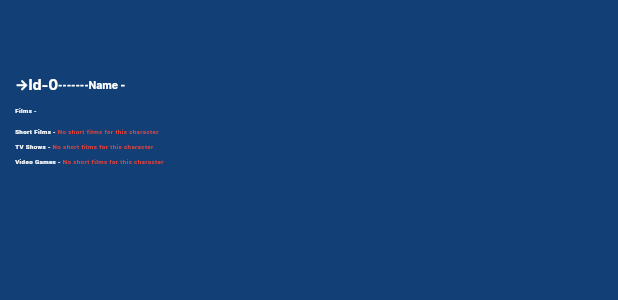
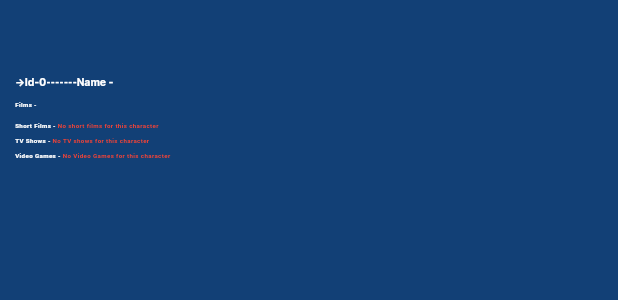
Before and after one commit to Nemil21/flutter-contest, a Flutter app: what characterWidget() shows on an empty page, opened directly with empty values, on a phone screen of 412 x 824 dp. Shown: the top 300 px of the screen. Run offline on Flutter 3.47's test engine with Material 3 defaults, Android fonts, the phone set to English and light mode, and no system bars; our stand-ins replace awesome_dialog, sizer.

Commit message:
Update characterWidget.dart

```diff
--- a/lib/characterWidget.dart
+++ b/lib/characterWidget.dart
@@ -9,7 +9,7 @@ class characterWidget extends StatelessWidget {
   @override
   Widget build(BuildContext context) {
     return Container(
-       color: Color.fromRGBO(18, 64, 118, 1),
+      color: Color.fromRGBO(18, 64, 118, 1),
       child: Column(
         children: [
           Padding(
@@ -20,11 +20,13 @@ class characterWidget extends StatelessWidget {
                     style: TextStyle(
                         fontWeight: FontWeight.bold,
                         color: Colors.white,
-                        fontSize: 7.sp,
+                        fontSize: 5.sp,
                         fontFamily: 'interTight')),
                 Text('-------',
-                    style:
-                        TextStyle(fontWeight: FontWeight.bold,color: Colors.white, fontSize: 5.sp)),
+                    style: TextStyle(
+                        fontWeight: FontWeight.bold,
+                        color: Colors.white,
+                        fontSize: 5.sp)),
                 Text('Name -' + char.name,
                     style: TextStyle(
                         fontWeight: FontWeight.bold,
@@ -33,14 +35,17 @@ class characterWidget extends StatelessWidget {
                         fontFamily: 'interTight'))
               ],
             ),
-          ),Padding(
+          ),
+          Padding(
             padding: const EdgeInsets.fromLTRB(10, 2, 10, 2),
             child: Row(
-              children: [Text('Films - ',
-                  style: TextStyle(
-                      fontWeight: FontWeight.bold,
-                      color: Colors.white,
-                      fontSize: 3.sp))],
+              children: [
+                Text('Films - ',
+                    style: TextStyle(
+                        fontWeight: FontWeight.bold,
+                        color: Colors.white,
+                        fontSize: 3.sp))
+              ],
             ),
           ),
           Padding(
@@ -49,9 +54,8 @@ class characterWidget extends StatelessWidget {
               crossAxisAlignment: CrossAxisAlignment.start,
               children: char.films.map((film) {
                 return ListTile(
-                  contentPadding:
-                      EdgeInsets.fromLTRB(1,1,1,1),
-                  leading: Icon(Icons.arrow_right),
+                  contentPadding: EdgeInsets.fromLTRB(1, 1, 1, 1),
+                  leading: Icon(Icons.arrow_right, color: Colors.white),
                   title: Text(
                     film,
                     style: TextStyle(
@@ -93,7 +97,7 @@ class characterWidget extends StatelessWidget {
                       style: TextStyle(
                           fontWeight: FontWeight.bold,
                           color: Colors.white,
-                          fontSize: 5.sp)),
+                          fontSize: 3.sp)),
               ],
             ),
           ),
@@ -107,7 +111,7 @@ class characterWidget extends StatelessWidget {
                         color: Colors.white,
                         fontSize: 3.sp)),
                 if (char.tvShows.isEmpty)
-                  Text('No short films for this character',
+                  Text('No TV shows for this character',
                       style: TextStyle(
                           fontWeight: FontWeight.bold,
                           color: Colors.red,
@@ -131,7 +135,7 @@ class characterWidget extends StatelessWidget {
                         color: Colors.white,
                         fontSize: 3.sp)),
                 if (char.tvShows.isEmpty)
-                  Text('No short films for this character',
+                  Text('No Video Games for this character',
                       style: TextStyle(
                           fontWeight: FontWeight.bold,
                           color: Colors.red,
```
